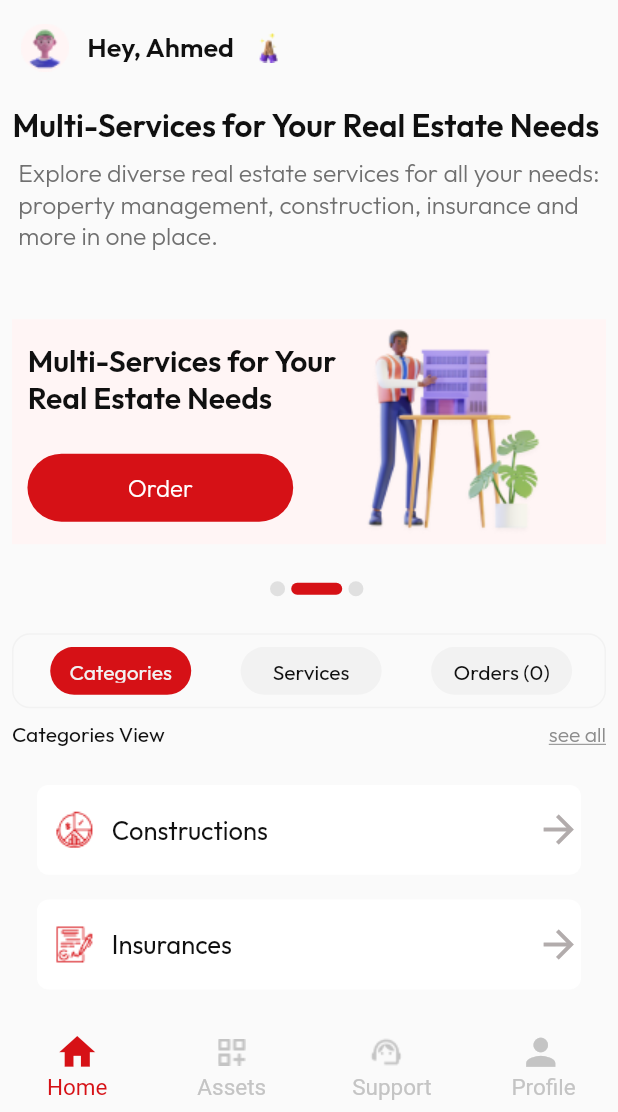
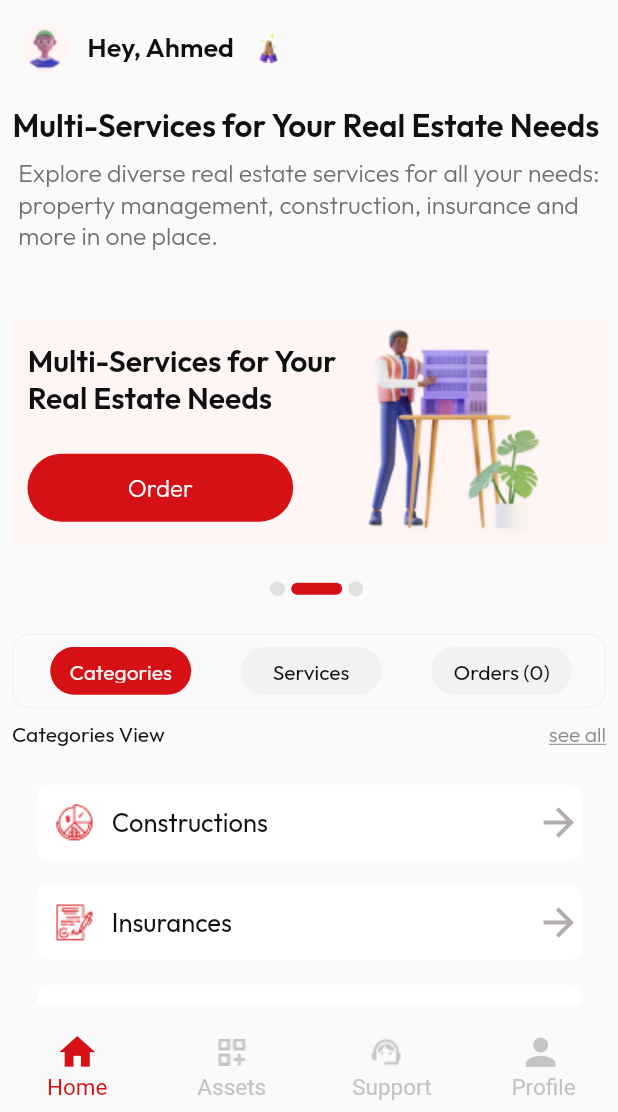
Before and after one commit to abeer582/shoppingApp, a Flutter app: the screen it shows after launch, on a phone screen of 412 x 824 dp, the part 124-1236 px from its top. Run offline on Flutter 3.47's test engine with Material 2 defaults, Android fonts, the phone set to English and light mode, and no system bars; our stand-ins replace google_fonts.

Commit message:
task 1 Done

```diff
--- a/lib/views/screens/layout/home_screen/category/category_widget.dart
+++ b/lib/views/screens/layout/home_screen/category/category_widget.dart
@@ -23,9 +23,11 @@ List<String>titles=['Constructions','Insurances','Legal','Buy & Sell','Accountin
      Container(
        padding: EdgeInsets.symmetric(horizontal:  MediaQuery.of(context).size.width*0.04,
            vertical: MediaQuery.of(context).size.height*0.03),
-       height: 304,
-       child: ListView.separated(itemBuilder: (context, index) => Container(
-         height: 60,
+       height: 380,
+       child: ListView.separated(
+           physics: const NeverScrollableScrollPhysics(),
+
+           itemBuilder: (context, index) => Container(
          decoration:  BoxDecoration(
              color: Colors.white,
              borderRadius: BorderRadius.circular(8),
@@ -44,7 +46,7 @@ List<String>titles=['Constructions','Insurances','Legal','Buy & Sell','Accountin
        ),
            separatorBuilder: (context, index) => SizedBoxForHeight(h: 0.02,),
            itemCount: 5),
-     )
+     ),
    ],);
 
 
```
